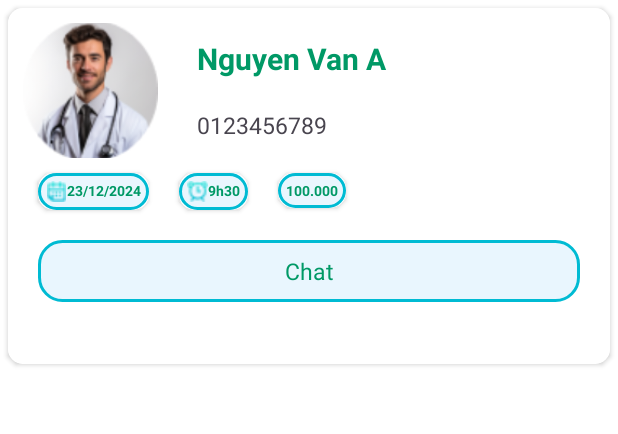
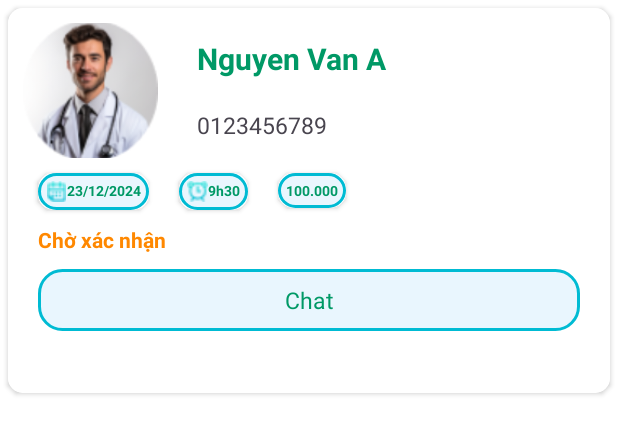
Before and after one commit to Amory826/DoAnTotNghiep, an Android app: the layout item_booking.xml on its own in the app's theme, with its tools: preview values and no code run, on a phone screen of 412 x 824 dp. Shown: the top 434 px of the screen. Run offline under Robolectric (Android 15) with nearby library versions, the phone set to English and light mode, and no system bars.

Commit message:
update bookingDetail user fix 15:20 16/5

```diff
--- a/app/src/main/java/dev/edu/doctorappointment/Screen/Home/DetailActivity.java
+++ b/app/src/main/java/dev/edu/doctorappointment/Screen/Home/DetailActivity.java
@@ -167,11 +167,11 @@ public class DetailActivity extends AppCompatActivity {
                     String time = dialogBinding.spnTime.getSelectedItem().toString();
                     String date = dialogBinding.tvDate.getText().toString();
                     if (date.isEmpty() || date.equals("Choose Date")) {
-                        dialogBinding.tvDate.setError("Please enter date");
+                        dialogBinding.tvDate.setError("Vui lòng chọn ngày khám");
                         return;
                     }
                     if (time.isEmpty()) {
-                        TipDialog.show(this, "Please select time", TipDialog.TYPE.ERROR);
+                        TipDialog.show(this, "Vui lòng chọn thời gian thực hiện", TipDialog.TYPE.ERROR);
                         return;
                     }
                     WaitDialog.show(this, "Booking...", 0.1f);
--- a/app/src/main/res/layout/item_appointment_doctor.xml
+++ b/app/src/main/res/layout/item_appointment_doctor.xml
@@ -61,7 +61,7 @@
                 android:layout_height="wrap_content"
                 android:layout_gravity="center_vertical"
                 android:text="Chờ xác nhận"
-                android:textColor="@android:color/holo_orange_dark"
+                android:textColor="@color/holo_orange_dark"
                 android:textSize="14sp"
                 android:textStyle="bold" />
         </LinearLayout>
--- a/app/src/main/res/layout/item_booking.xml
+++ b/app/src/main/res/layout/item_booking.xml
@@ -170,6 +170,17 @@
         </LinearLayout>
 
         <TextView
+            android:id="@+id/tv_appointment_status"
+            android:layout_width="wrap_content"
+            android:layout_height="wrap_content"
+            android:layout_gravity="center_vertical"
+            android:layout_marginStart="10dp"
+            android:text="@string/choXacNhan"
+            android:textColor="@color/holo_orange_dark"
+            android:textSize="14sp"
+            android:textStyle="bold" />
+
+        <TextView
             android:id="@+id/btn_chat"
             android:layout_width="match_parent"
             android:layout_height="wrap_content"
--- a/app/src/main/res/values/colors.xml
+++ b/app/src/main/res/values/colors.xml
@@ -7,4 +7,5 @@
     <color name="backgroundInfoBlue">#00BBD3</color>
     <color name="backgroundInfoHintText">#8000BBD3</color>
     <color name="backgroundTransfer">#00FFFFFF</color>
+    <color name="holo_orange_dark">#ffff8800</color>
 </resources>
--- a/app/src/main/res/values/strings.xml
+++ b/app/src/main/res/values/strings.xml
@@ -62,4 +62,5 @@
     <string name="textExampleDetailService">Price: 100.000đ</string>
     <string name="example_doctorName">Dr. Ava Williams, M.D.</string>
     <string name="lichHenHomNay">Lịch hẹn hôm nay</string>
+    <string name="choXacNhan">Chờ xác nhận</string>
 </resources>
```
Also changed, not shown: app/src/main/java/dev/edu/doctorappointment/Adapter/AdapterBooking.java (+13 -1 lines), app/src/main/java/dev/edu/doctorappointment/Screen/Home/BookingActivity.java (+13 -4 lines), app/src/main/java/dev/edu/doctorappointment/Screen/Home/HomeDoctorActivity.java (+9 -1 lines).
